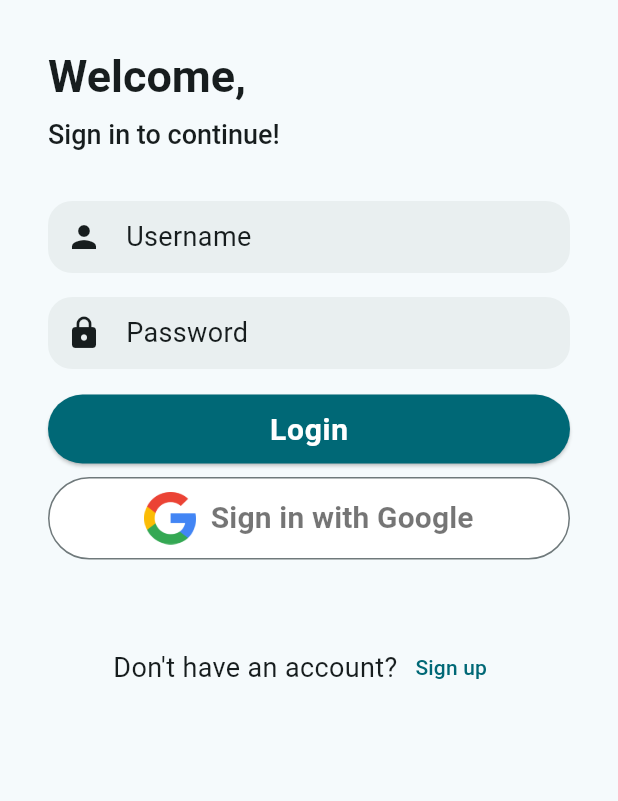
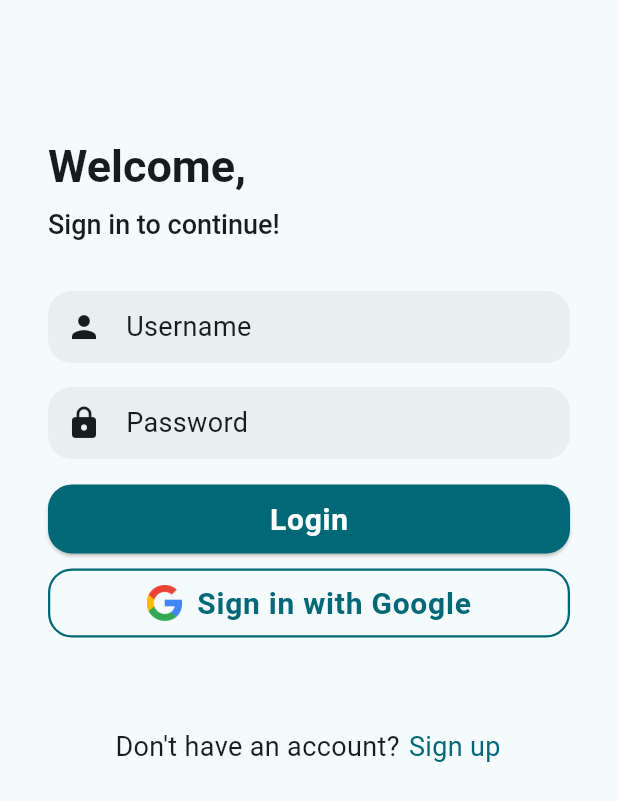
Before and after one commit to saakhani/flutter-expense-tracker, a Flutter app: the LoginScreen screen opened directly, on a phone screen of 412 x 824 dp. Shown: the top 801 px of the screen. Run offline on Flutter 3.47's test engine with Material 3 defaults, Android fonts, the phone set to English and light mode, and no system bars; our stand-ins replace firebase_auth, firebase_core, google_fonts, google_sign_in; accounts and stored records are empty.

Commit message:
Sign up page

```diff
--- a/lib/main.dart
+++ b/lib/main.dart
@@ -18,7 +18,7 @@ class CashTrackApp extends StatelessWidget {
     return MaterialApp(
       title: 'TrackCash',
       theme: trackCashTheme(),
-      home: LoginScreen(),
+      home: SignUpScreen(),
     );
   }
 }
--- a/lib/screens/login.dart
+++ b/lib/screens/login.dart
@@ -15,33 +15,36 @@ class _LoginScreenState extends State<LoginScreen> {
 
   @override
   Widget build(BuildContext context) {
+    TextTheme textThemeCurr = Theme.of(context).textTheme;
+    ColorScheme colorSchemeCurr = Theme.of(context).colorScheme;
+
     return SafeArea(
       child: Scaffold(
-        body: SingleChildScrollView(
-          child: Center(
-            child: Padding(
+        body: Padding(
           padding: const EdgeInsets.all(32),
+          child: SingleChildScrollView(
+            padding: EdgeInsets.only(top: 60),
             child: Column(
               mainAxisAlignment: MainAxisAlignment.center,
               crossAxisAlignment: CrossAxisAlignment.stretch,
               children: [
                 Text(
                   "Welcome,",
-                    style: Theme.of(context).textTheme.headlineLarge,
+                  style: textThemeCurr.headlineLarge,
                 ),
                 SizedBox(
                   height: 8,
                 ),
                 Text(
                   "Sign in to continue!",
-                    style: Theme.of(context).textTheme.headlineSmall,
+                  style: textThemeCurr.headlineSmall,
                 ),
                 SizedBox(
                   height: 32,
                 ),
                 TextField(
                   controller: _usernameController,
-                    style: Theme.of(context).textTheme.bodyMedium,
+                  style: textThemeCurr.bodyMedium,
                   decoration: textFieldTheme("Username", Icons.person, context),
                 ),
                 SizedBox(
@@ -57,24 +60,39 @@ class _LoginScreenState extends State<LoginScreen> {
                 ),
                 ElevatedButton(
                   onPressed: () {},
+                  style: ButtonStyle(
+                      shape: WidgetStateProperty.all<RoundedRectangleBorder>(
+                          RoundedRectangleBorder(
+                    borderRadius: BorderRadius.circular(16.0),
+                  ))),
                   child: Text(
                     "Login",
-                      style: Theme.of(context).textTheme.bodyLarge?.copyWith(
-                          color: Theme.of(context).colorScheme.onPrimary),
+                    style: textThemeCurr.bodyLarge
+                        ?.copyWith(color: colorSchemeCurr.onPrimary),
                   ),
                 ),
                 SizedBox(
                   height: 8,
                 ),
-                  const GoogleSignInButton(),
+                GoogleSignInButton(),
                 SizedBox(
                   height: 32,
                 ),
                 Row(
                   mainAxisAlignment: MainAxisAlignment.center,
                   children: [
-                      Text("Don't have an account?"),
-                      TextButton(onPressed: () {}, child: Text("Sign up"))
+                    Text(
+                      "Don't have an account? ",
+                      style: textThemeCurr.bodyMedium,
+                    ),
+                    TextButton(
+                        onPressed: () {},
+                        style: TextButton.styleFrom(padding: EdgeInsets.symmetric(horizontal: 0.0)),
+                        child: Text(
+                          "Sign up",
+                          style: textThemeCurr.bodyMedium
+                              ?.copyWith(color: colorSchemeCurr.primary),
+                        ))
                   ],
                 )
               ],
@@ -82,7 +100,6 @@ class _LoginScreenState extends State<LoginScreen> {
           ),
         ),
       ),
-      ),
     );
   }
 }
--- a/lib/utilities/theme.dart
+++ b/lib/utilities/theme.dart
@@ -64,4 +64,5 @@ InputDecoration textFieldTheme(
         ),
         );
 
+
 }
--- a/lib/widgets/google_signin_button.dart
+++ b/lib/widgets/google_signin_button.dart
@@ -1,5 +1,6 @@
 import 'package:firebase_auth/firebase_auth.dart';
 import 'package:flutter/material.dart';
+import 'package:flutter/widgets.dart';
 import 'package:track_cash/screens/home.dart';
 import 'package:track_cash/utilities/authentication.dart';
 
@@ -16,16 +17,23 @@ class GoogleSignInButtonState extends State<GoogleSignInButton> {
   Widget build(BuildContext context) {
     return Padding(
       padding: const EdgeInsets.only(bottom: 16.0),
-      child: _isSigningIn ?
-      const CircularProgressIndicator(
-        valueColor: AlwaysStoppedAnimation<Color>(Colors.white),
+      child: _isSigningIn
+          ? Center(
+              child: CircularProgressIndicator(
+                valueColor: AlwaysStoppedAnimation<Color>(
+                    Theme.of(context).colorScheme.primary),
+              ),
             )
           : OutlinedButton(
               style: ButtonStyle(
-          backgroundColor: WidgetStateProperty.all(Colors.white),
+                side: WidgetStateProperty.all(
+                  BorderSide(
+                      color: Theme.of(context).colorScheme.primary, width: 1.5),
+                ),
+                // backgroundColor: WidgetStateProperty.all(Colors.white),
                 shape: WidgetStateProperty.all(
                   RoundedRectangleBorder(
-              borderRadius: BorderRadius.circular(40),
+                    borderRadius: BorderRadius.circular(16),
                   ),
                 ),
               ),
@@ -33,36 +41,38 @@ class GoogleSignInButtonState extends State<GoogleSignInButton> {
                 setState(() {
                   _isSigningIn = true;
                 });
-          User? user = await Authentication.signInWithGoogle(context: context);
+                User? user =
+                    await Authentication.signInWithGoogle(context: context);
                 setState(() {
                   _isSigningIn = false;
                 });
                 if (user != null) {
                   Navigator.pushAndRemoveUntil(
-              context, MaterialPageRoute(builder: (context) => HomeScreen()), (route) => false,
+                    context,
+                    MaterialPageRoute(builder: (context) => HomeScreen()),
+                    (route) => false,
                   );
                 }
               },
-        child: const Padding(
-          padding: EdgeInsets.fromLTRB(0, 10, 0, 10),
+              child: Padding(
+                padding: EdgeInsets.fromLTRB(0, 8, 0, 8),
                 child: Row(
                   mainAxisSize: MainAxisSize.min,
                   mainAxisAlignment: MainAxisAlignment.center,
                   children: <Widget>[
                     Image(
                       image: AssetImage("assets/images/google_logo.png"),
-                height: 35.0,
+                      height: 24.0,
                     ),
                     Padding(
                       padding: EdgeInsets.only(left: 10),
-                child: Text(
-                  'Sign in with Google',
-                  style: TextStyle(
-                    fontSize: 20,
-                    color: Colors.black54,
-                    fontWeight: FontWeight.w600,
-                  ),
-                ),
+                      child: Text('Sign in with Google',
+                          style: Theme.of(context)
+                              .textTheme
+                              .bodyLarge
+                              ?.copyWith(
+                                  color:
+                                      Theme.of(context).colorScheme.primary)),
                     )
                   ],
                 ),
```
Also changed, not shown: lib/screens/signup.dart (+22 -12 lines), lib/widgets/signup_form.dart (+19 -7 lines). Lines whose indentation alone changed are shown as unchanged.
